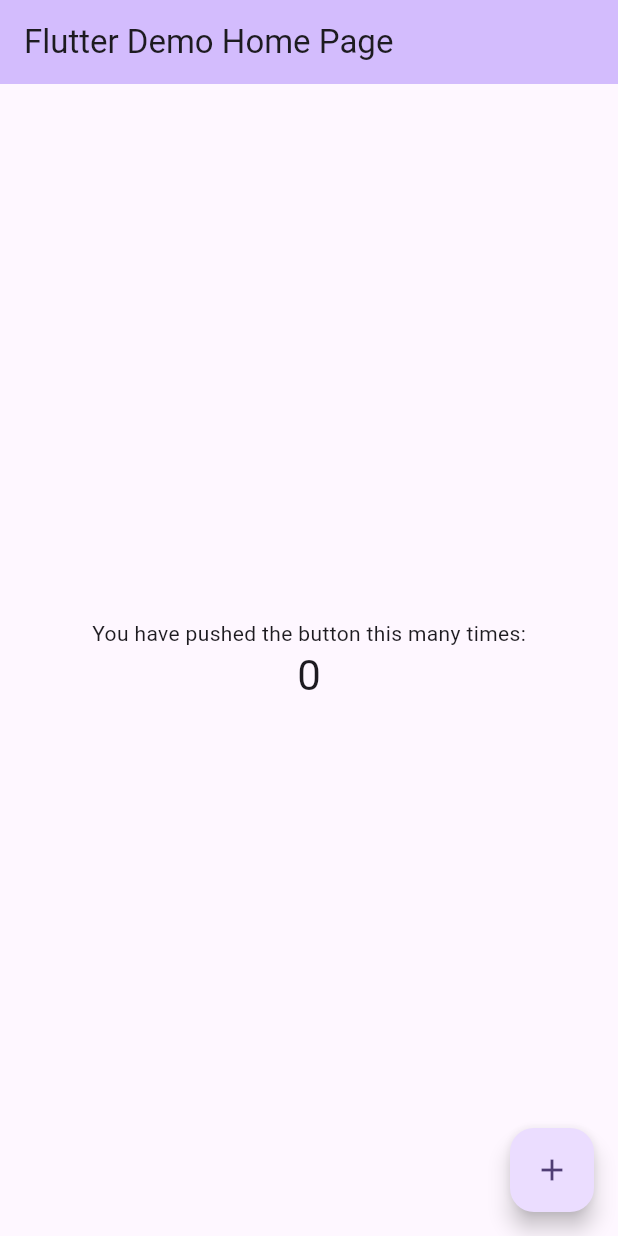
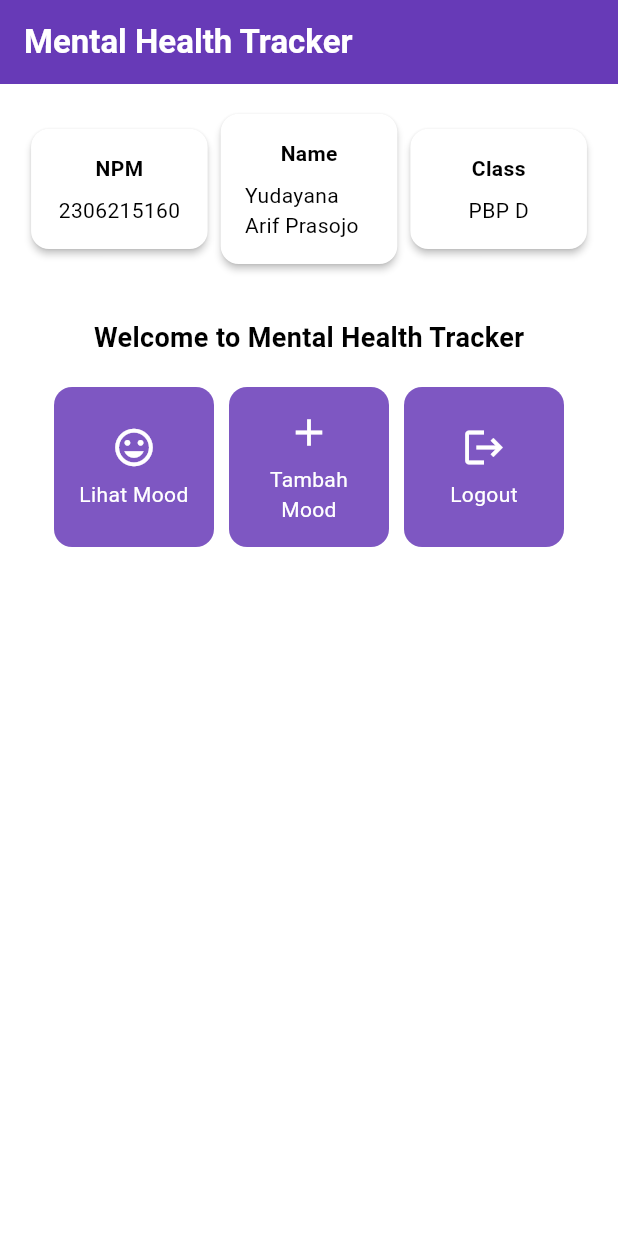
Before and after one commit to ryuun1corn/mental-health-tracker-mobile, a Flutter app: the screen it shows after launch, on a phone screen of 412 x 824 dp. Run offline on Flutter 3.47's test engine with Material 3 defaults, Android fonts, the phone set to English and light mode, and no system bars.

Commit message:
finish: tutorial 6 - mobdev using flutter

```diff
--- a/lib/main.dart
+++ b/lib/main.dart
@@ -29,10 +29,12 @@ class MyApp extends StatelessWidget {
         //
         // This works for code too, not just values: Most code changes can be
         // tested with just a hot reload.
-        colorScheme: ColorScheme.fromSeed(seedColor: Colors.deepPurple),
+        colorScheme: ColorScheme.fromSwatch(
+          primarySwatch: Colors.deepPurple,
+        ).copyWith(secondary: Colors.deepPurple[400]),
         useMaterial3: true,
       ),
-      home: const MyHomePage(title: 'Flutter Demo Home Page'),
+      home: MyHomePage(),
     );
   }
 }
--- a/lib/menu.dart
+++ b/lib/menu.dart
@@ -1,89 +1,187 @@
 import 'package:flutter/material.dart';
 
-class MyHomePage extends StatefulWidget {
-  const MyHomePage({super.key, required this.title});
+class MyHomePage extends StatelessWidget {
+  final String npm = '2306215160'; // NPM
+  final String name = 'Yudayana Arif Prasojo'; // Nama
+  final String className = 'PBP D'; // Kelas
 
-  // This widget is the home page of your application. It is stateful, meaning
-  // that it has a State object (defined below) that contains fields that affect
-  // how it looks.
+  final List<ItemHomepage> items = [
+    ItemHomepage("Lihat Mood", Icons.mood),
+    ItemHomepage("Tambah Mood", Icons.add),
+    ItemHomepage("Logout", Icons.logout),
+  ];
 
-  // This class is the configuration for the state. It holds the values (in this
-  // case the title) provided by the parent (in this case the App widget) and
-  // used by the build method of the State. Fields in a Widget subclass are
-  // always marked "final".
-
-  final String title;
-
-  @override
-  State<MyHomePage> createState() => _MyHomePageState();
-}
-
-class _MyHomePageState extends State<MyHomePage> {
-  int _counter = 0;
-
-  void _incrementCounter() {
-    setState(() {
-      // This call to setState tells the Flutter framework that something has
-      // changed in this State, which causes it to rerun the build method below
-      // so that the display can reflect the updated values. If we changed
-      // _counter without calling setState(), then the build method would not be
-      // called again, and so nothing would appear to happen.
-      _counter++;
-    });
-  }
+  MyHomePage({super.key});
 
   @override
   Widget build(BuildContext context) {
-    // This method is rerun every time setState is called, for instance as done
-    // by the _incrementCounter method above.
-    //
-    // The Flutter framework has been optimized to make rerunning build methods
-    // fast, so that you can just rebuild anything that needs updating rather
-    // than having to individually change instances of widgets.
+    // Scaffold menyediakan struktur dasar halaman dengan AppBar dan body.
     return Scaffold(
+      // AppBar adalah bagian atas halaman yang menampilkan judul.
       appBar: AppBar(
-        // TRY THIS: Try changing the color here to a specific color (to
-        // Colors.amber, perhaps?) and trigger a hot reload to see the AppBar
-        // change color while the other colors stay the same.
-        backgroundColor: Theme.of(context).colorScheme.inversePrimary,
-        // Here we take the value from the MyHomePage object that was created by
-        // the App.build method, and use it to set our appbar title.
-        title: Text(widget.title),
+        // Judul aplikasi "Mental Health Tracker" dengan teks putih dan tebal.
+        title: const Text(
+          'Mental Health Tracker',
+          style: TextStyle(
+            color: Colors.white,
+            fontWeight: FontWeight.bold,
+          ),
+        ),
+        // Warna latar belakang AppBar diambil dari skema warna tema aplikasi.
+        backgroundColor: Theme.of(context).colorScheme.primary,
       ),
-      body: Center(
-        // Center is a layout widget. It takes a single child and positions it
-        // in the middle of the parent.
+      // Body halaman dengan padding di sekelilingnya.
+      body: Padding(
+        padding: const EdgeInsets.all(16.0),
+        // Menyusun widget secara vertikal dalam sebuah kolom.
         child: Column(
-          // Column is also a layout widget. It takes a list of children and
-          // arranges them vertically. By default, it sizes itself to fit its
-          // children horizontally, and tries to be as tall as its parent.
-          //
-          // Column has various properties to control how it sizes itself and
-          // how it positions its children. Here we use mainAxisAlignment to
-          // center the children vertically; the main axis here is the vertical
-          // axis because Columns are vertical (the cross axis would be
-          // horizontal).
-          //
-          // TRY THIS: Invoke "debug painting" (choose the "Toggle Debug Paint"
-          // action in the IDE, or press "p" in the console), to see the
-          // wireframe for each widget.
-          mainAxisAlignment: MainAxisAlignment.center,
-          children: <Widget>[
-            const Text(
-              'You have pushed the button this many times:',
+          crossAxisAlignment: CrossAxisAlignment.center,
+          children: [
+            // Row untuk menampilkan 3 InfoCard secara horizontal.
+            Row(
+              mainAxisAlignment: MainAxisAlignment.spaceEvenly,
+              children: [
+                InfoCard(title: 'NPM', content: npm),
+                InfoCard(title: 'Name', content: name),
+                InfoCard(title: 'Class', content: className),
+              ],
             ),
-            Text(
-              '$_counter',
-              style: Theme.of(context).textTheme.headlineMedium,
+
+            // Memberikan jarak vertikal 16 unit.
+            const SizedBox(height: 16.0),
+
+            // Menempatkan widget berikutnya di tengah halaman.
+            Center(
+              child: Column(
+                // Menyusun teks dan grid item secara vertikal.
+
+                children: [
+                  // Menampilkan teks sambutan dengan gaya tebal dan ukuran 18.
+                  const Padding(
+                    padding: EdgeInsets.only(top: 16.0),
+                    child: Text(
+                      'Welcome to Mental Health Tracker',
+                      style: TextStyle(
+                        fontWeight: FontWeight.bold,
+                        fontSize: 18.0,
+                      ),
+                    ),
+                  ),
+
+                  // Grid untuk menampilkan ItemCard dalam bentuk grid 3 kolom.
+                  GridView.count(
+                    primary: true,
+                    padding: const EdgeInsets.all(20),
+                    crossAxisSpacing: 10,
+                    mainAxisSpacing: 10,
+                    crossAxisCount: 3,
+                    // Agar grid menyesuaikan tinggi kontennya.
+                    shrinkWrap: true,
+
+                    // Menampilkan ItemCard untuk setiap item dalam list items.
+                    children: items.map((ItemHomepage item) {
+                      return ItemCard(item);
+                    }).toList(),
+                  ),
+                ],
+              ),
             ),
           ],
         ),
       ),
-      floatingActionButton: FloatingActionButton(
-        onPressed: _incrementCounter,
-        tooltip: 'Increment',
-        child: const Icon(Icons.add),
-      ), // This trailing comma makes auto-formatting nicer for build methods.
     );
   }
 }
+
+class InfoCard extends StatelessWidget {
+  // Kartu informasi yang menampilkan title dan content.
+
+  final String title; // Judul kartu.
+  final String content; // Isi kartu.
+
+  const InfoCard({super.key, required this.title, required this.content});
+
+  @override
+  Widget build(BuildContext context) {
+    return Card(
+      // Membuat kotak kartu dengan bayangan dibawahnya.
+      elevation: 2.0,
+      child: Container(
+        // Mengatur ukuran dan jarak di dalam kartu.
+        width: MediaQuery.of(context).size.width /
+            3.5, // menyesuaikan dengan lebar device yang digunakan.
+        padding: const EdgeInsets.all(16.0),
+        // Menyusun title dan content secara vertikal.
+        child: Column(
+          children: [
+            Text(
+              title,
+              style: const TextStyle(fontWeight: FontWeight.bold),
+            ),
+            const SizedBox(height: 8.0),
+            Text(content),
+          ],
+        ),
+      ),
+    );
+  }
+}
+
+class ItemHomepage {
+  final String name;
+  final IconData icon;
+
+  ItemHomepage(this.name, this.icon);
+}
+
+class ItemCard extends StatelessWidget {
+  // Menampilkan kartu dengan ikon dan nama.
+
+  final ItemHomepage item;
+
+  const ItemCard(this.item, {super.key});
+
+  @override
+  Widget build(BuildContext context) {
+    return Material(
+      // Menentukan warna latar belakang dari tema aplikasi.
+      color: Theme.of(context).colorScheme.secondary,
+      // Membuat sudut kartu melengkung.
+      borderRadius: BorderRadius.circular(12),
+
+      child: InkWell(
+        // Aksi ketika kartu ditekan.
+        onTap: () {
+          // Menampilkan pesan SnackBar saat kartu ditekan.
+          ScaffoldMessenger.of(context)
+            ..hideCurrentSnackBar()
+            ..showSnackBar(SnackBar(
+                content: Text("Kamu telah menekan tombol ${item.name}!")));
+        },
+        // Container untuk menyimpan Icon dan Text
+        child: Container(
+          padding: const EdgeInsets.all(8),
+          child: Center(
+            child: Column(
+              // Menyusun ikon dan teks di tengah kartu.
+              mainAxisAlignment: MainAxisAlignment.center,
+              children: [
+                Icon(
+                  item.icon,
+                  color: Colors.white,
+                  size: 30.0,
+                ),
+                const Padding(padding: EdgeInsets.all(3)),
+                Text(
+                  item.name,
+                  textAlign: TextAlign.center,
+                  style: const TextStyle(color: Colors.white),
+                ),
+              ],
+            ),
+          ),
+        ),
+      ),
+    );
+  }
+}
```
